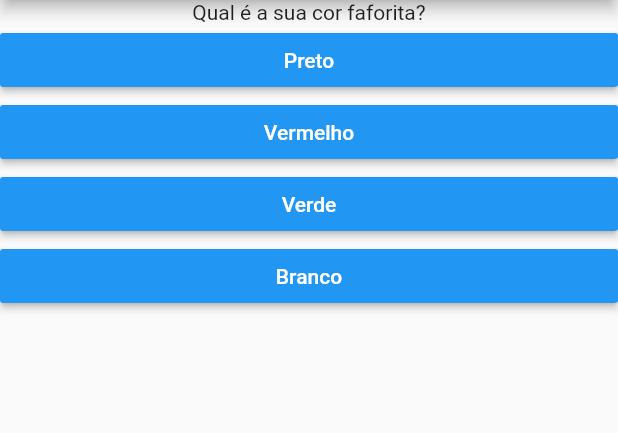
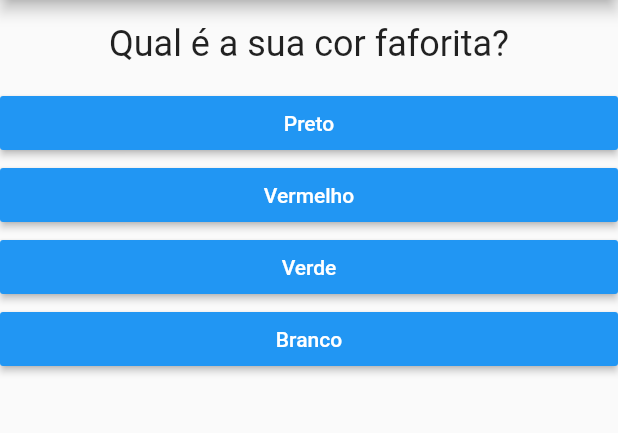
Before and after one commit to Joandysson/Questions_app, a Flutter app: the screen it shows after launch, on a phone screen of 412 x 824 dp, the part 84-517 px from its top. Run offline on Flutter 3.47's test engine with Material 2 defaults, Android fonts, the phone set to English and light mode, and no system bars.

Commit message:
enlarge texts

```diff
--- a/lib/question.dart
+++ b/lib/question.dart
@@ -7,6 +7,12 @@ class Question extends StatelessWidget {
 
   @override
   Widget build(BuildContext context) {
-    return Text(text);
+    return Padding(
+      padding: const EdgeInsets.all(15.0),
+      child: Text(
+        text,
+        style: TextStyle(fontSize: 24),
+      ),
+    );
   }
 }
```
